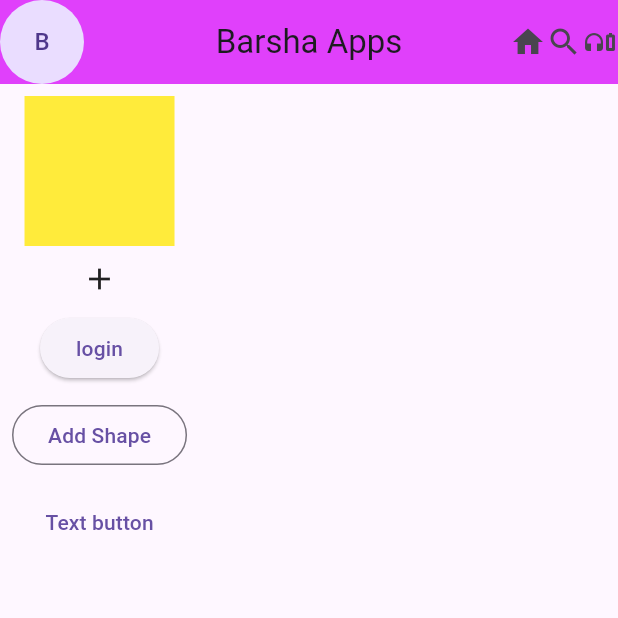
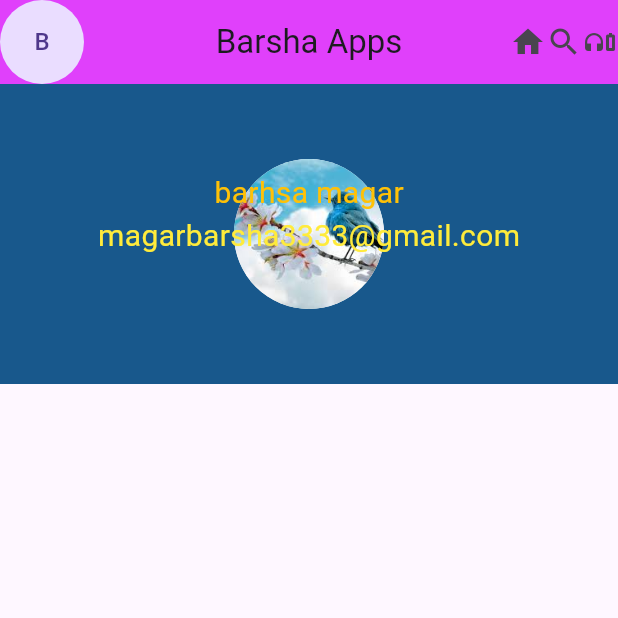
Before and after one commit to Barshamagar123/flutter, a Flutter app: the screen it shows after launch, on a phone screen of 412 x 824 dp, the top half of it. Run offline on Flutter 3.47's test engine with Material 3 defaults, Android fonts, the phone set to English and light mode, and no system bars.

Commit message:
makes changes

```diff
--- a/lib/main.dart
+++ b/lib/main.dart
@@ -31,61 +31,111 @@ class _NewAppState extends State<NewApp> {
         leading: CircleAvatar(child: Text("B")),
 
         ),
-     body: SingleChildScrollView(
-       child: Padding(
-         padding: const EdgeInsets.all(8.0),
-         child: Column(
-          spacing: 10,
-          children: [
-            // Container(height: 100,width:100, color:Colors.red),
-            //  Container(height: 100, width: 100, color:Colors.green),
-            //  Container(height:100, width:100,color:Colors.brown),
-            //  Container(
-            //       height: 100,
-            //       width: 100,
+    //  body: SingleChildScrollView(
+    //    child: Padding(
+    //      padding: const EdgeInsets.all(8.0),
+    //      child: Column(
+    //       spacing: 10,
+    //       children: [
+    //         // Container(height: 100,width:100, color:Colors.red),
+    //         //  Container(height: 100, width: 100, color:Colors.green),
+    //         //  Container(height:100, width:100,color:Colors.brown),
+    //         //  Container(
+    //         //       height: 100,
+    //         //       width: 100,
 
-            //       decoration: BoxDecoration(
-            //         color: Colors.green,
-            //         borderRadius: BorderRadius.all(Radius.circular(10)),
-            //       ),
-            //     ),
-        SingleChildScrollView(
-          scrollDirection: Axis.horizontal,
-          child: Row(
-            spacing: 10,
-            children: [
-                for(int i=0; i<count; i++)
-                  Container(
-                    height: 100,
-                    width: 100,
-                    decoration: BoxDecoration(
-                      shape: isChangedShape ?  BoxShape.circle
-                      : BoxShape.rectangle,
-                      color: Colors.yellow,
-                    ),
-                  ),
+    //         //       decoration: BoxDecoration(
+    //         //         color: Colors.green,
+    //         //         borderRadius: BorderRadius.all(Radius.circular(10)),
+    //         //       ),
+    //         //     ),
+    //     SingleChildScrollView(
+    //       scrollDirection: Axis.horizontal,
+    //       child: Row(
+    //         spacing: 10,
+    //         children: [
+    //             for(int i=0; i<count; i++)
+    //               Container(
+    //                 height: 100,
+    //                 width: 100,
+    //                 decoration: BoxDecoration(
+    //                   shape: isChangedShape ?  BoxShape.circle
+    //                   : BoxShape.rectangle,
+    //                   color: Colors.yellow,
+    //                 ),
+    //               ),
 
-          ],),
-        ),
-        //  Image.asset("assets/image.png"),
-        Icon(Icons.add),
-       ElevatedButton(onPressed: () {
-       setState(() {
-       isChangedShape= !isChangedShape;
-       });
-       }, child: Text("login")),
-       OutlinedButton(onPressed: () {}, child: Text("Add Shape")),
-       TextButton(onPressed: () {
-       setState(() {
-         count ++;
-       });}, child: Text("Text button"))
-          ],
+    //       ],),
+    //     ),
+    //     //  Image.asset("assets/image.png"),
+    //     Icon(Icons.add),
+    //    ElevatedButton(onPressed: () {
+    //    setState(() {
+    //    isChangedShape= !isChangedShape;
+    //    });
+    //    }, child: Text("login")),
+    //    OutlinedButton(onPressed: () {}, child: Text("Add Shape")),
+    //    TextButton(onPressed: () {
+    //    setState(() {
+    //      count ++;
+    //    });}, child: Text("Text button"))
+    //       ],
 
             //  ElevatedButton(onPressed: () {}, child: Text("login"))
 
-         ),
-       ),
-     )
+    //      ),
+    //    ),
+    //  )
+ body: Column(
+      children: [
+        Container(
+          height: 200,
+          width: 500,
+          color: const Color.fromARGB(255, 24, 88, 140),
+
+          child: Align(
+            alignment: Alignment.bottomCenter,
+            child: Padding(
+              padding: const EdgeInsets.symmetric(
+                vertical: 50,
+              ),
+              child: Container(
+                height: 100,
+                width: 400,
+                decoration: BoxDecoration(
+                  image: DecorationImage(image: AssetImage("assets/image.png")),
+                  color: Colors.white,
+                  shape:BoxShape.circle,
+                  // borderRadius: BorderRadius.circular(7),
+                ),
+                  child: Padding(
+                  padding: const EdgeInsets.all(8.0),
+                  child: Column(
+                  children: [
+                  Text("barhsa magar",
+                  style: TextStyle(
+                    color: Colors.amber,
+                    fontSize: 20,
+                  ),),
+                  Text("magarbarsha3333@gmail.com",
+                  style:TextStyle(
+                    color:Colors.yellow,
+                    fontSize: 20,
+                  )),
+                    ],
+                  ),
+                ),
+              ),
+            ),
+          ),
+
+
+
+        )
+      ],
+
+    ),
+
       )
     );
   }
```
